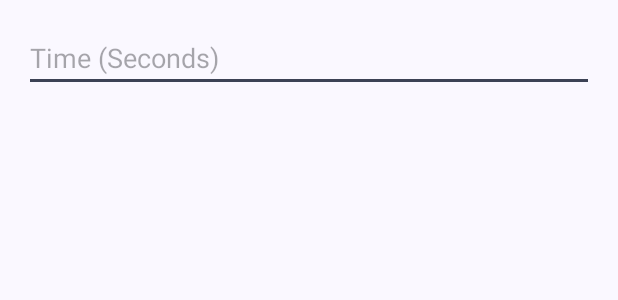
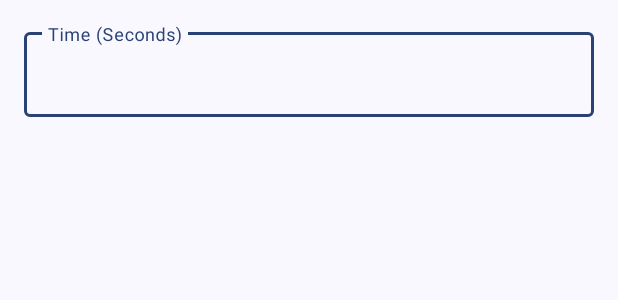
Before and after one commit to zacharee/Insomnia, an Android app: the layout time_edit_dialog.xml on its own in the app's theme, with its tools: preview values and no code run, on a phone screen of 412 x 824 dp. Shown: the top 300 px of the screen. Run offline under Robolectric (Android 15) with nearby library versions, the light colour scheme and no system bars.

Commit message:
More theme improvements

```diff
--- a/app/src/main/res/layout/time_edit_dialog.xml
+++ b/app/src/main/res/layout/time_edit_dialog.xml
@@ -5,11 +5,19 @@
     android:layout_height="match_parent"
     android:padding="16dp">
 
-    <EditText
+    <com.google.android.material.textfield.TextInputLayout
         android:id="@+id/time_edit"
         android:layout_width="match_parent"
         android:layout_height="wrap_content"
-        android:hint="@string/time_ms"
-        android:inputType="numberSigned" />
+        android:hint="@string/time_ms">
+
+        <com.google.android.material.textfield.TextInputEditText
+            android:id="@+id/time_edit_box"
+            android:layout_width="match_parent"
+            android:layout_height="match_parent"
+            android:inputType="numberSigned"
+            />
+
+    </com.google.android.material.textfield.TextInputLayout>
 
 </LinearLayout>
```
Also changed, not shown: app/src/main/java/com/zacharee1/insomnia/util/TimeAdapter.kt (+4 -3 lines).
